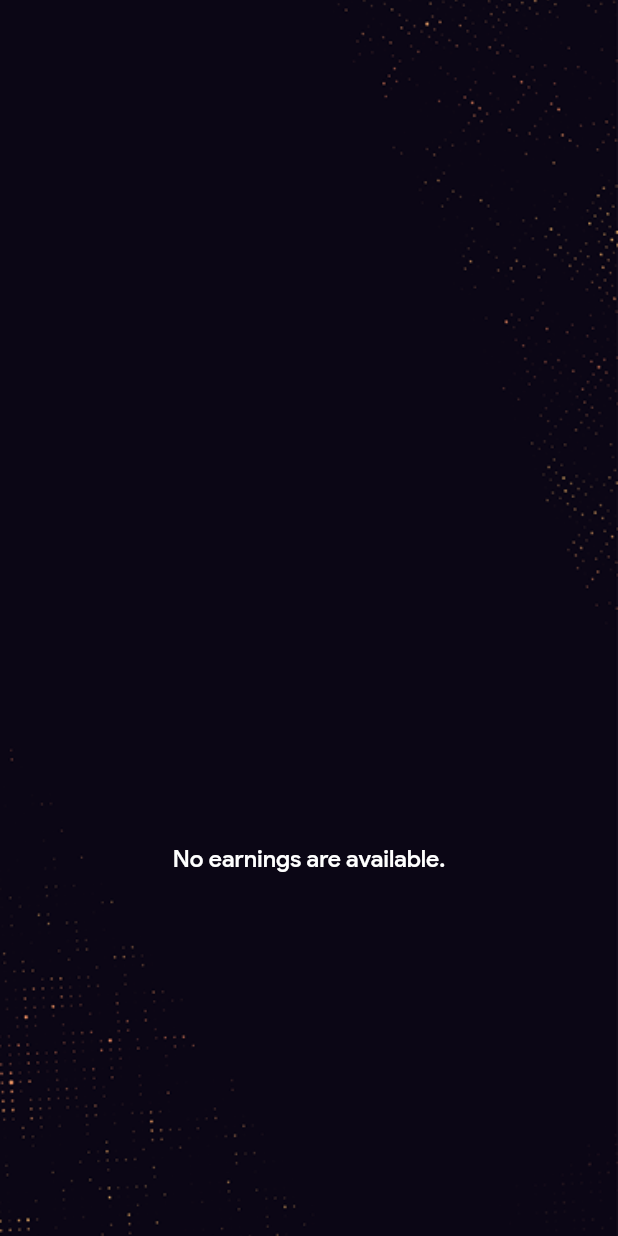
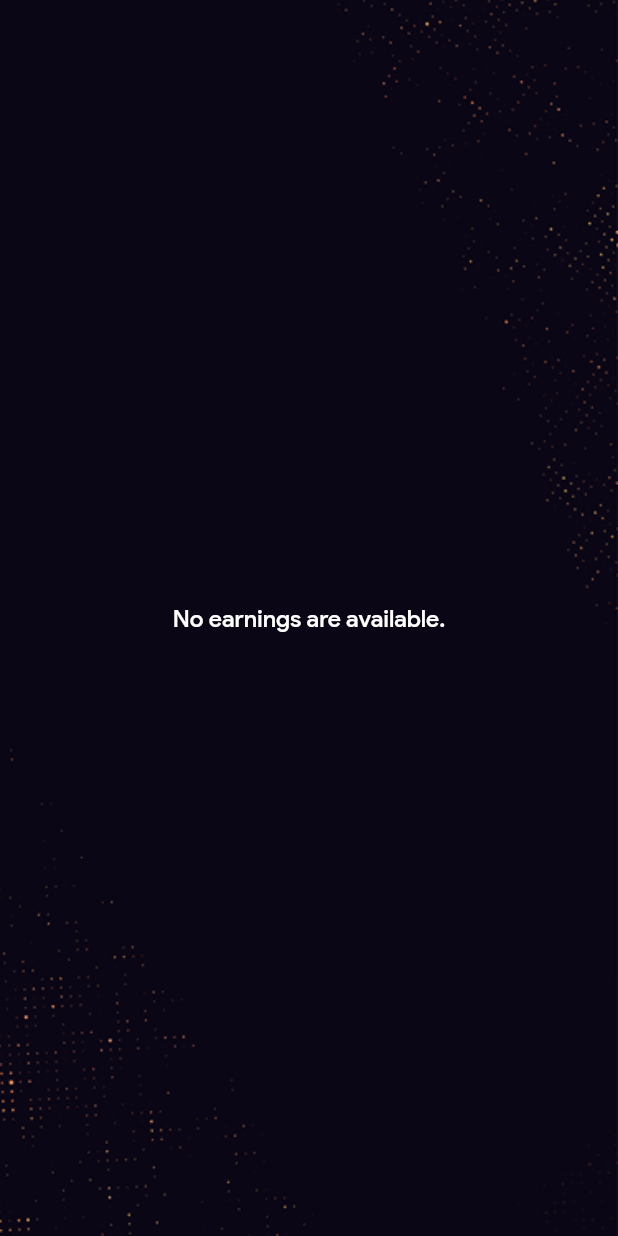
Before and after one commit to adminphoeniixx/astrology-expert, a Flutter app: the EarningTab screen opened directly, on a phone screen of 412 x 824 dp. Run offline on Flutter 3.47's test engine with Material 3 defaults, Android fonts, the phone set to English and light mode, and no system bars; drawn by our look-alikes of upgrader; our stand-ins replace audioplayers, cached_network_image, cloud_firestore, dio, file_picker, firebase_analytics and 18 more; missing offline and left inert: agora_rtc_engine, flutter_callkit_incoming, otp_pin_field, syncfusion_flutter_pdfviewer; accounts and stored records are empty; network calls fail.

Commit message:
25 oct update

```diff
--- a/lib/Screens/tabs/earning_tab.dart
+++ b/lib/Screens/tabs/earning_tab.dart
@@ -53,15 +53,12 @@ class _EarningTabState extends State<EarningTab> {
               return circularProgress();
             } else {
               return _homeController.earningListData.isEmpty
-                  ? Padding(
-                      padding: const EdgeInsets.only(top: 320),
-                      child: Center(
+                  ? Center(
                     child: text(
                       "No earnings are available.",
                       fontFamily: productSans,
                       textColor: white,
                       fontWeight: FontWeight.w500,
-                        ),
                     ),
                   )
                   : Padding(
--- a/lib/Screens/tabs/review_tab.dart
+++ b/lib/Screens/tabs/review_tab.dart
@@ -87,10 +87,10 @@ class _ReviewTabState extends State<ReviewTab> {
                   children: [
                     homeController.reviewListModel!.ratings!.isEmpty
                         ? Padding(
-                            padding: const EdgeInsets.only(top: 220),
+                            padding: const EdgeInsets.only(top: 400),
                             child: Center(
                               child: text(
-                                "Reviwes Not found!",
+                                "Reviwes not found!",
                                 fontFamily: productSans,
                                 textColor: white,
                               ),
--- a/pubspec.yaml
+++ b/pubspec.yaml
@@ -2,7 +2,7 @@ name: astro_partner_app
 description: "A new Flutter project."
 publish_to: 'none' # Remove this line if you wish to publish to pub.dev
 
-version: 1.0.0+1
+version: 1.0.0+2
 
 environment:
   sdk: ^3.9.2
```
Also changed, not shown: lib/model/review_list_model.dart (+7 -7 lines), 2 other files. Lines whose indentation alone changed are shown as unchanged.
